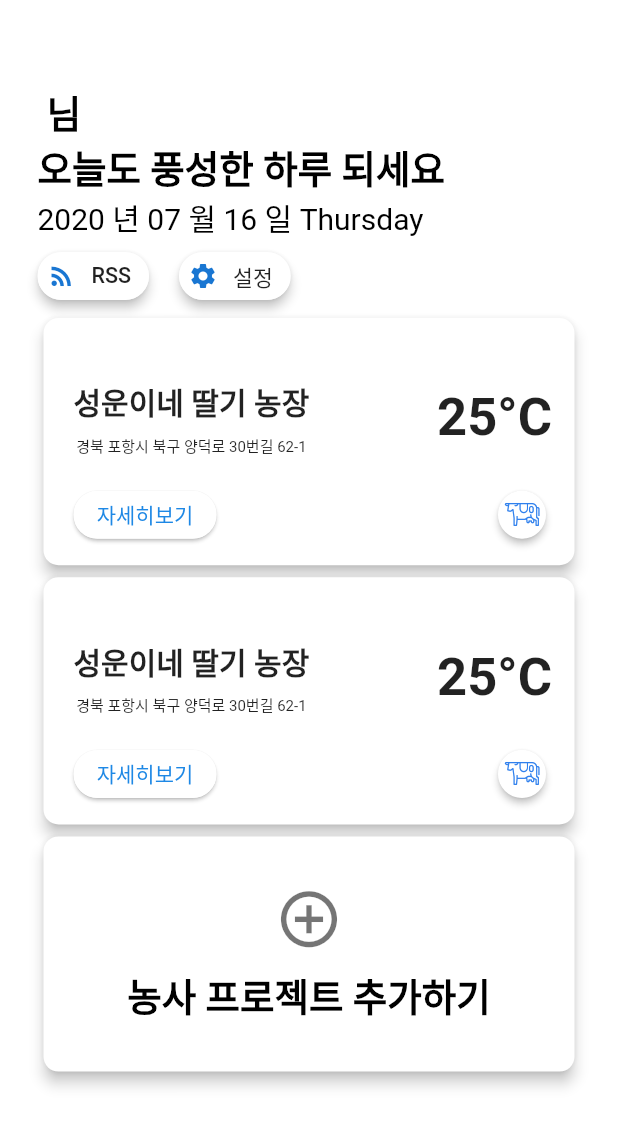
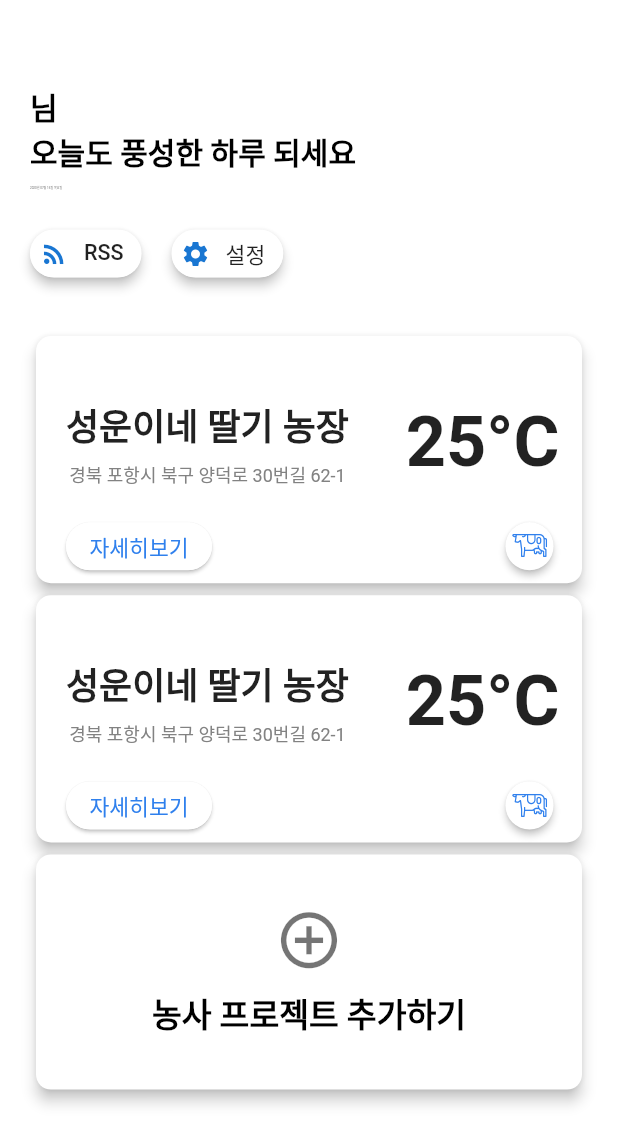
Before and after one commit to Jun-Kim0906/Nongple, a Flutter app: the HomeScreen screen opened directly with empty values, on a phone screen of 412 x 824 dp. Shown: the top 1145 px of the screen. Run offline on Flutter 3.47's test engine with Material 2 defaults, Android fonts, the phone set to English and light mode, and no system bars; our stand-ins replace bloc, cloud_firestore, equatable, firebase_auth, flutter_bloc, flutter_datetime_picker and 6 more; missing offline and left inert: flutter_emoji; accounts and stored records are empty.

Commit message:
[UPDATE] Theme

```diff
--- a/lib/screens/home/home_screen.dart
+++ b/lib/screens/home/home_screen.dart
@@ -16,28 +16,32 @@ class HomeScreen extends StatelessWidget {
         elevation: 0.0,
       ),
       body: Padding(
-        padding: EdgeInsets.fromLTRB(25.0, 0.0, 25.0, 0),
+        padding: EdgeInsets.fromLTRB(20.0, 0.0, 20.0, 0),
         child: Container(
           child: Column(
             crossAxisAlignment: CrossAxisAlignment.start,
             children: [
               Text(
-                '$name 님',
+                '$name님\n오늘도 풍성한 하루 되세요',
 //                style: Theme.of(context).textTheme.headline1,
                 style: homeMainTitle,
               ),
-              Text(
-                '오늘도 풍성한 하루 되세요',
-//                style: Theme.of(context).textTheme.headline1,
-                style: homeMainTitle,
+              SizedBox(
+                height: 8.0,
               ),
               Text(
-                '$year 년 $month 월 $day 일 $weekday',
+                '$year년 $month월 $day일 $weekday',
 //                style: Theme.of(context).textTheme.headline2,
                 style: homeSubTitle,
               ),
+              SizedBox(
+                height: 18.0,
+              ),
               Container(
                 child: ChipButton(),
+              ),
+              SizedBox(
+                height: 27.0,
               ),
               Expanded(
                 child: ListViewBuilder(),
--- a/lib/utils/style.dart
+++ b/lib/utils/style.dart
@@ -10,26 +10,26 @@ TextStyle splashScreenTitleStyle =
 
 // home page style
 TextStyle homeMainTitle = TextStyle(
-  fontSize: 25.0,
+  fontSize: 20.0,
   fontWeight: FontWeight.bold,
   color: Colors.black,
 );
 TextStyle homeSubTitle = TextStyle(
-  fontSize: 20.0,
-  color: Colors.black,
+  fontSize: 2.0,
+  color: Color(0xFF828282),
 );
 
 
 
 // home page card style
 TextStyle cardWidgetFacilityNameStyle =
-    TextStyle(fontSize: 20.0, fontWeight: FontWeight.bold);
-TextStyle cardWidgetAddrStyle = TextStyle(fontSize: 10.0);
-TextStyle cardWidgetDetailButtonStyle = TextStyle(color: Colors.blue[600]);
+    TextStyle(fontSize: 24.0, fontWeight: FontWeight.bold);
+TextStyle cardWidgetAddrStyle = TextStyle(fontSize: 12.0,color: Color(0xFF828282));
+TextStyle cardWidgetDetailButtonStyle = TextStyle(fontSize: 14.4, color: Color(0xFF2F80ED));
 TextStyle cardWidgetWeatherDataStyle =
-    TextStyle(fontWeight: FontWeight.bold, fontSize: 35.0);
+    TextStyle(fontWeight: FontWeight.bold, fontSize: 46.8);
 TextStyle cardWidgetAddProjButton =
-    TextStyle(fontWeight: FontWeight.bold, fontSize: 25.0, color: Colors.black);
+    TextStyle(fontWeight: FontWeight.bold, fontSize: 21.6, color: Colors.black);
 
 
 
--- a/lib/utils/todays_date.dart
+++ b/lib/utils/todays_date.dart
@@ -1,7 +1,17 @@
+import 'dart:ui';
+
+import 'package:flutter_datetime_picker/flutter_datetime_picker.dart';
 import 'package:intl/intl.dart';
 
 DateTime now = DateTime.now();
 String year = DateFormat('yyyy').format(now);
 String month = DateFormat('MM').format(now);
 String day = DateFormat('dd').format(now);
-String weekday = DateFormat('EEEE').format(now);
+String weekday = daysOfWeek(index: now.weekday);
+
+String daysOfWeek({int index, bool shorter = false}) {
+  List<String> days = ["월요일", "화요일", "수요일", "목요일", "금요일", "토요일", "일요일"];
+  return days.map((String day) {
+    return shorter ? day.substring(0, 1) : day;
+  }).toList()[index - 1];
+}
--- a/lib/widgets/kakao_map/kakao_map.dart
+++ b/lib/widgets/kakao_map/kakao_map.dart
@@ -30,8 +30,17 @@ class KopoState extends State<Kopo> {
   Widget build(BuildContext context) {
     return Scaffold(
       appBar: AppBar(
+        leading: IconButton(
+          icon: Icon(
+            Icons.close,
+            color: Colors.black,
+          ),
+          onPressed: (){
+            Navigator.pop(context);
+          },
+        ),
         backgroundColor: widget.colour,
-        title: Text("주소검색"),
+        title: Text("주소검색", style: TextStyle(color: Colors.black),),
         elevation: 1.0,
       ),
       body: IndexedStack(
```
